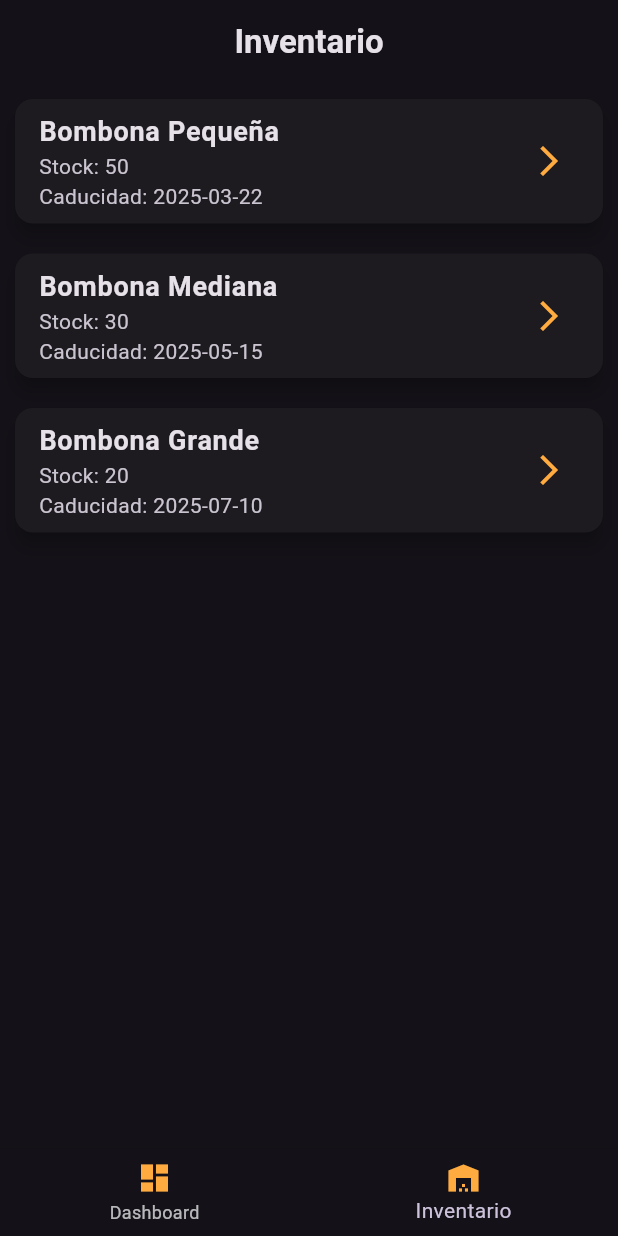
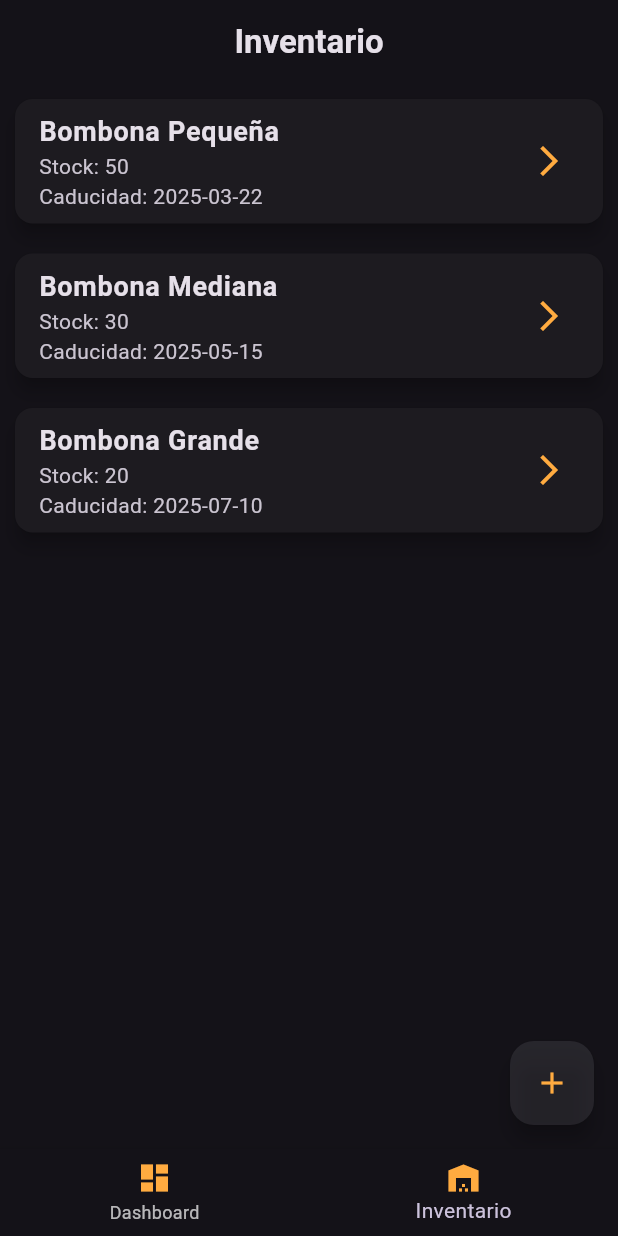
Before and after one commit to GinesMr/RepsolWareHouse, a Flutter app: the screen it shows after launch, item 2 of the bottom bar chosen, on a phone screen of 412 x 824 dp. Run offline on Flutter 3.47's test engine with Material 3 defaults, Android fonts, the phone set to English and light mode, and no system bars.

Commit message:
Commit:Firts time using flutter

```diff
--- /dev/null
+++ b/lib/models/Bomobona.dart
@@ -0,0 +1,3 @@
+class Bombona {
+
+}
--- a/lib/screens/InventarioScreen.dart
+++ b/lib/screens/InventarioScreen.dart
@@ -1,4 +1,5 @@
 import 'package:flutter/cupertino.dart';
+import 'package:flutter/foundation.dart';
 import 'package:flutter/material.dart';
 
 class InventarioScreen extends StatelessWidget {
@@ -57,6 +58,12 @@ class InventarioScreen extends StatelessWidget {
           );
         },
       ),
+      floatingActionButton: FloatingActionButton(onPressed: (){
+       print("hola");},
+          backgroundColor: CupertinoColors.systemFill,
+          child: Icon(Icons.add,color:Colors.orangeAccent,),
+      ),
+
     );
   }
 }
```
Also changed, not shown: lib/screens/Bomobona.dart (added, +15 -0 lines), lib/generated/assets.dart.
